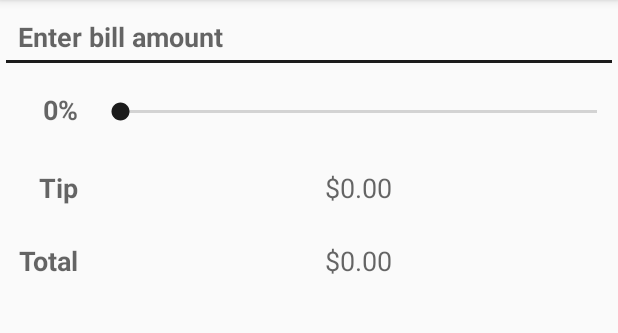
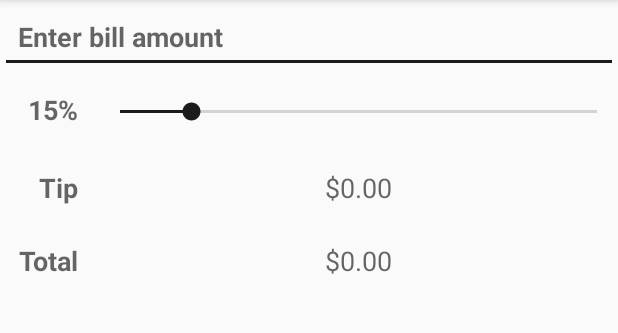
Before and after one commit to HaroldDLeon/Android-Projects, an Android app: the screen it shows after launch (MainActivity), on a phone screen of 412 x 824 dp, the part 84-417 px from its top. Run offline under Robolectric (Android 15) with nearby library versions, the phone set to English and light mode, and no system bars.

Commit message:
Updated initial tip percentage to 15%.

```diff
--- a/tip_calculator/app/src/main/java/com/harolddleon/myapp/MainActivity.java
+++ b/tip_calculator/app/src/main/java/com/harolddleon/myapp/MainActivity.java
@@ -23,7 +23,7 @@ public class MainActivity extends AppCompatActivity implements TextWatcher, OnSe
     //declare the variables for the calculations
     private double billAmount = 0.0;
     private double totalAmount = 0.0;
-    private double percent = 0;
+    private double percent = 0.15;
     private double tip = 0.0;
 
 
--- a/tip_calculator/app/src/main/res/layout/activity_main.xml
+++ b/tip_calculator/app/src/main/res/layout/activity_main.xml
@@ -42,7 +42,7 @@
         android:layout_height="52dp"
         android:layout_column="1"
         android:layout_row="1"
-        android:progress="0"
+        android:progress="15"
         android:padding="0dp" />
 
     <TextView
--- a/tip_calculator/app/src/main/res/values/strings.xml
+++ b/tip_calculator/app/src/main/res/values/strings.xml
@@ -1,7 +1,7 @@
 <resources>
     <string name="app_name">Harold\'s Tip Calculator</string>
     <string name="editText_amountHint">Enter bill amount</string>
-    <string name="textView_tipSliderText">0%</string>
+    <string name="textView_tipSliderText">15%</string>
     <string name="textView_tipText">Tip</string>
     <string name="textView_tipAmount">$0.00</string>
     <string name="textView_totalText">Total</string>
```
Also changed, not shown: tip_calculator/app/src/main/res/mipmap-hdpi/ic_launcher.png, tip_calculator/app/src/main/res/mipmap-hdpi/ic_launcher_round.png, tip_calculator/app/src/main/res/mipmap-mdpi/ic_launcher.png, tip_calculator/app/src/main/res/mipmap-mdpi/ic_launcher_round.png, tip_calculator/app/src/main/res/mipmap-xhdpi/ic_launcher.png, tip_calculator/app/src/main/res/mipmap-xhdpi/ic_launcher_round.png, tip_calculator/app/src/main/res/mipmap-xxhdpi/ic_launcher.png, tip_calculator/app/src/main/res/mipmap-xxhdpi/ic_launcher_round.png, tip_calculator/app/src/main/res/mipmap-xxxhdpi/ic_launcher.png, tip_calculator/app/src/main/res/mipmap-xxxhdpi/ic_launcher_round.png, tip_calculator/gradle/wrapper/gradle-wrapper.properties, 2 other files.
